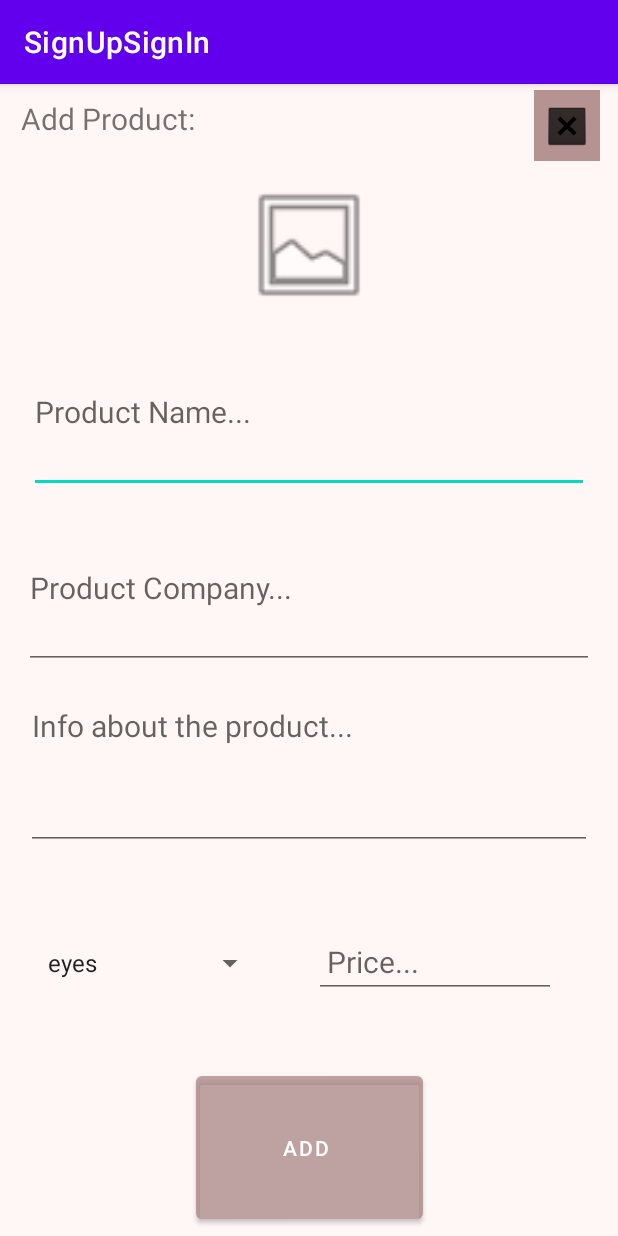
After one commit to AseelIsmael06/LogInSignUp, an Android app: the AddProductActivity screen opened directly, with no data from a screen before it, on a phone screen of 412 x 824 dp. The commit adds this screen. Run offline under Robolectric (Android 15) with nearby library versions, the phone set to English and light mode, and no system bars; our stand-ins replace Firebase (no records; nobody signed in at launch, a user with empty details on screens opened directly); libraries missing offline, so code that uses them is left out: com.google.rpc.context.

Commit message:
Merge remote-tracking branch 'github/master'

```diff
--- a/app/build.gradle
+++ b/app/build.gradle
@@ -34,6 +34,7 @@ dependencies {
     implementation 'com.google.firebase:firebase-storage:20.0.1'
     implementation 'com.google.firebase:firebase-auth:21.0.3'
     implementation 'com.google.firebase:firebase-firestore:24.1.0'
+    implementation 'com.google.firebase:firebase-database:20.1.0'
     testImplementation 'junit:junit:4.13.2'
     androidTestImplementation 'androidx.test.ext:junit:1.1.3'
     androidTestImplementation 'androidx.test.espresso:espresso-core:3.4.0'
--- /dev/null
+++ b/app/src/main/java/com/example/signupsignin/AddProductActivity.java
@@ -0,0 +1,95 @@
+package com.example.signupsignin;
+
+import android.os.Bundle;
+import android.view.View;
+import android.widget.ArrayAdapter;
+import android.widget.Button;
+import android.widget.EditText;
+import android.widget.Spinner;
+import android.widget.Toast;
+
+import androidx.annotation.NonNull;
+import androidx.appcompat.app.AppCompatActivity;
+
+import com.google.firebase.database.DataSnapshot;
+import com.google.firebase.database.DatabaseError;
+import com.google.firebase.database.DatabaseReference;
+import com.google.firebase.database.FirebaseDatabase;
+import com.google.firebase.database.ValueEventListener;
+
+public class AddProductActivity extends AppCompatActivity {
+    private FirebaseDatabase database;
+    private DatabaseReference ref;
+    private EditText etName, etInfo;
+    private Spinner spCat;
+    private EditText etPrice;
+    private EditText etCompany;
+    private FirebaseServices fbs;
+    private Product product;
+    private Button btnAddProAddProduct;
+    private int maxid=0;
+
+    public AddProductActivity() {
+    }
+
+    @Override
+    protected void onCreate(Bundle savedInstanceState) {
+        super.onCreate(savedInstanceState);
+        setContentView(R.layout.activity_add_product);
+        connectComponents();
+    }
+    private void connectComponents() {
+        etName = findViewById(R.id.etProductNameAddProduct);
+        spCat = findViewById(R.id.spProductCatADDPRODUCT);
+        etInfo = findViewById(R.id.etdInfoAddProduct);
+        etPrice = findViewById(R.id.etProPriceAddProduct);
+        etCompany = findViewById(R.id.etProductCompanyAddPro);
+        btnAddProAddProduct=findViewById(R.id.btnAddProAddProduct);
+        fbs = FirebaseServices.getInstance();
+        spCat.setAdapter(new ArrayAdapter<ProductCat>(this, android.R.layout.simple_list_item_1, ProductCat.values()));
+    }
+    public void add(View view)
+    {
+        String productName, proInfo, proCompany, proPhoto, proPrice;
+        productName = etName.getText().toString();
+        proInfo = etInfo.getText().toString();
+        proPrice = etPrice.getText().toString();
+        proCompany = etCompany.getText().toString();
+
+        if (productName.trim().isEmpty() || proInfo.trim().isEmpty() || proCompany.trim().isEmpty()) {
+            Toast.makeText(this, "error fields empty", Toast.LENGTH_SHORT).show();
+            return;
+        }
+        product = new Product();
+        ref=database.getInstance().getReference().child("item");
+        ref.addValueEventListener(new ValueEventListener() {
+            @Override
+            public void onDataChange(@NonNull DataSnapshot dataSnapshot)
+            {
+                if(dataSnapshot.exists())
+                {
+                   maxid =(int)dataSnapshot.getChildrenCount();
+                }
+                else
+                {
+
+                }
+            }
+            @Override
+            public void onCancelled(@NonNull DatabaseError error) {
+
+            }
+        });
+        btnAddProAddProduct.setOnClickListener(new View.OnClickListener() {
+            @Override
+            public void onClick(View view)
+            {
+                product.setProductName(etName.getText().toString());
+                product.setProPrice(etPrice.getText().toString());
+                product.setProCompany(etCompany.getText().toString());
+                product.setProInfo(etInfo.getText().toString());
+                ref.child(String.valueOf(maxid+1)).setValue(product);
+            }
+        });
+}
+}
--- a/app/src/main/java/com/example/signupsignin/ForgotPasswordFragment.java
+++ b/app/src/main/java/com/example/signupsignin/ForgotPasswordFragment.java
@@ -20,13 +20,11 @@ import com.google.firebase.auth.FirebaseAuth;
  * create an instance of this fragment.
  */
 public class ForgotPasswordFragment extends Fragment {
-
     private View objectForgotPasswordFragment;
     private Button btnreset;
     private EditText etEmail2;
     private TextView etBack;
     private FirebaseAuth mAuth;
-
     private void resetPassword(){
         try{
             if(!etEmail2.getText().toString().isEmpty())
--- /dev/null
+++ b/app/src/main/java/com/example/signupsignin/ProductCat.java
@@ -0,0 +1,6 @@
+package com.example.signupsignin;
+
+public enum ProductCat
+{
+    eyes, Face, eyebrows, skin;
+}
--- /dev/null
+++ b/app/src/main/res/layout/activity_add_product.xml
@@ -0,0 +1,159 @@
+<?xml version="1.0" encoding="utf-8"?>
+<androidx.constraintlayout.widget.ConstraintLayout xmlns:android="http://schemas.android.com/apk/res/android"
+    xmlns:app="http://schemas.android.com/apk/res-auto"
+    xmlns:tools="http://schemas.android.com/tools"
+    android:layout_width="match_parent"
+    android:layout_height="match_parent"
+    android:background="#6DFFEAEA"
+    android:scrollbarThumbHorizontal="@color/black"
+    android:scrollbarThumbVertical="@color/black"
+    android:scrollbarTrackVertical="@color/black"
+    tools:context=".AddProductActivity">
+    <EditText
+        android:id="@+id/etProductNameAddProduct"
+        android:layout_width="0dp"
+        android:layout_height="0dp"
+        android:layout_marginStart="19dp"
+        android:layout_marginEnd="19dp"
+        android:layout_marginBottom="10dp"
+        android:ems="10"
+        android:hint="Product Name..."
+        android:inputType="textPersonName"
+        android:textSize="20sp"
+        app:layout_constraintBottom_toTopOf="@+id/etProductCompanyAddPro"
+        app:layout_constraintEnd_toEndOf="parent"
+        app:layout_constraintStart_toStartOf="parent"
+        app:layout_constraintTop_toBottomOf="@+id/ivPhotoAddProduct" />
+
+    <EditText
+        android:id="@+id/etProductCompanyAddPro"
+        android:layout_width="0dp"
+        android:layout_height="0dp"
+        android:layout_marginStart="16dp"
+        android:layout_marginEnd="16dp"
+        android:layout_marginBottom="14dp"
+        android:ems="10"
+        android:hint="Product Company..."
+        android:inputType="textPersonName"
+        android:textSize="20sp"
+        app:layout_constraintBottom_toTopOf="@+id/etdInfoAddProduct"
+        app:layout_constraintEnd_toEndOf="parent"
+        app:layout_constraintStart_toStartOf="parent"
+        app:layout_constraintTop_toBottomOf="@+id/etProductNameAddProduct" />
+
+    <EditText
+        android:id="@+id/etdInfoAddProduct"
+        android:layout_width="0dp"
+        android:layout_height="0dp"
+        android:layout_marginStart="17dp"
+        android:layout_marginEnd="17dp"
+        android:layout_marginBottom="22dp"
+        android:ems="10"
+        android:gravity="start|top"
+        android:hint="Info about the product..."
+        android:inputType="textMultiLine"
+        android:textSize="20sp"
+        app:layout_constraintBottom_toTopOf="@+id/spProductCatADDPRODUCT"
+        app:layout_constraintEnd_toEndOf="parent"
+        app:layout_constraintStart_toStartOf="parent"
+        app:layout_constraintTop_toBottomOf="@+id/etProductCompanyAddPro" />
+
+    <Button
+        android:id="@+id/btnAddProAddProduct"
+        android:layout_width="151dp"
+        android:layout_height="0dp"
+        android:layout_marginBottom="5dp"
+        android:backgroundTint="#7CA68383"
+        android:onClick="add"
+        android:text="Add "
+        app:layout_constraintBottom_toBottomOf="parent"
+        app:layout_constraintEnd_toEndOf="parent"
+        app:layout_constraintStart_toStartOf="parent"
+        app:layout_constraintTop_toBottomOf="@+id/spProductCatADDPRODUCT"
+        tools:ignore="TouchTargetSizeCheck" />
+
+    <ImageView
+        android:id="@+id/ivPhotoAddProduct"
+        android:layout_width="192dp"
+        android:layout_height="89dp"
+        android:layout_marginBottom="13dp"
+        android:onClick="selectPhoto"
+        app:layout_constraintBottom_toTopOf="@+id/etProductNameAddProduct"
+        app:layout_constraintEnd_toEndOf="parent"
+        app:layout_constraintStart_toStartOf="parent"
+        app:layout_constraintTop_toBottomOf="@+id/tvAddProduct"
+        app:srcCompat="@android:drawable/ic_menu_gallery"
+        tools:ignore="SpeakableTextPresentCheck" />
+
+    <EditText
+        android:id="@+id/etProPriceAddProduct"
+        android:layout_width="0dp"
+        android:layout_height="48dp"
+        android:layout_marginTop="19dp"
+        android:layout_marginEnd="41dp"
+        android:layout_marginBottom="15dp"
+        android:ems="10"
+        android:hint=" Price..."
+        android:inputType="textPersonName"
+        android:textSize="20sp"
+        app:layout_constraintBottom_toTopOf="@+id/btnAddProAddProduct"
+        app:layout_constraintEnd_toEndOf="parent"
+        app:layout_constraintStart_toEndOf="@+id/spProductCatADDPRODUCT"
+        app:layout_constraintTop_toBottomOf="@+id/etdInfoAddProduct" />
+
+    <ImageView
+        android:id="@+id/ivAddProduct"
+        android:layout_width="1dp"
+        android:layout_height="1dp"
+        app:layout_constraintBottom_toTopOf="parent"
+        app:layout_constraintEnd_toStartOf="parent"
+        app:layout_constraintStart_toStartOf="parent"
+        app:layout_constraintTop_toTopOf="parent" />
+
+    <Spinner
+        android:id="@+id/spProductCatADDPRODUCT"
+        android:layout_width="0dp"
+        android:layout_height="0dp"
+        android:layout_marginStart="16dp"
+        android:layout_marginEnd="32dp"
+        android:layout_marginBottom="15dp"
+        android:contentDescription="@string/app_name"
+        app:layout_constraintBottom_toTopOf="@+id/btnAddProAddProduct"
+        app:layout_constraintEnd_toStartOf="@+id/etProPriceAddProduct"
+        app:layout_constraintStart_toStartOf="parent"
+        app:layout_constraintTop_toBottomOf="@+id/etdInfoAddProduct" />
+
+    <TextView
+        android:id="@+id/tvAddProduct"
+        android:layout_width="217dp"
+        android:layout_height="45dp"
+        android:layout_marginStart="14dp"
+        android:layout_marginTop="9dp"
+        android:layout_marginEnd="25dp"
+        android:layout_marginBottom="8dp"
+        android:text="Add Product:"
+        android:textSize="20sp"
+        app:layout_constraintBottom_toTopOf="@+id/ivPhotoAddProduct"
+        app:layout_constraintEnd_toEndOf="@+id/ivPhotoAddProduct"
+        app:layout_constraintHorizontal_bias="0.0"
+        app:layout_constraintStart_toStartOf="parent"
+        app:layout_constraintTop_toTopOf="parent" />
+
+    <ImageButton
+        android:id="@+id/ivGoToMainAddProduct"
+        android:layout_width="44dp"
+        android:layout_height="47dp"
+        android:layout_marginTop="4dp"
+        android:background="@color/black"
+        android:backgroundTint="#B59393"
+        android:onClick="backToMain"
+        app:layout_constraintEnd_toEndOf="parent"
+        app:layout_constraintHorizontal_bias="0.968"
+        app:layout_constraintStart_toStartOf="parent"
+        app:layout_constraintTop_toTopOf="parent"
+        app:srcCompat="@android:drawable/btn_dialog"
+        app:tint="@color/black"
+        tools:ignore="SpeakableTextPresentCheck,TouchTargetSizeCheck" />
+
+
+</androidx.constraintlayout.widget.ConstraintLayout>
--- /dev/null
+++ b/app/src/main/res/xml/menu.xml
@@ -0,0 +1,4 @@
+<?xml version="1.0" encoding="utf-8"?>
+<PreferenceScreen xmlns:android="http://schemas.android.com/apk/res/android">
+
+</PreferenceScreen>
```
Also changed, not shown: app/src/main/AndroidManifest.xml (+15 -0 lines), app/src/main/java/com/example/signupsignin/AddProduct.java (deleted, +0 -64 lines), app/src/main/java/com/example/signupsignin/AllProductsActivity.java (added, +14 -0 lines), app/src/main/java/com/example/signupsignin/HomePageFragment.java (deleted, +0 -63 lines), app/src/main/java/com/example/signupsignin/Product.java (added, +54 -0 lines), app/src/main/res/layout/activity_all_products.xml (added, +15 -0 lines), app/src/main/res/layout/fragment_add_product.xml (deleted, +0 -90 lines), app/src/main/res/layout/fragment_home_page.xml (deleted, +0 -54 lines), 1 other file.
